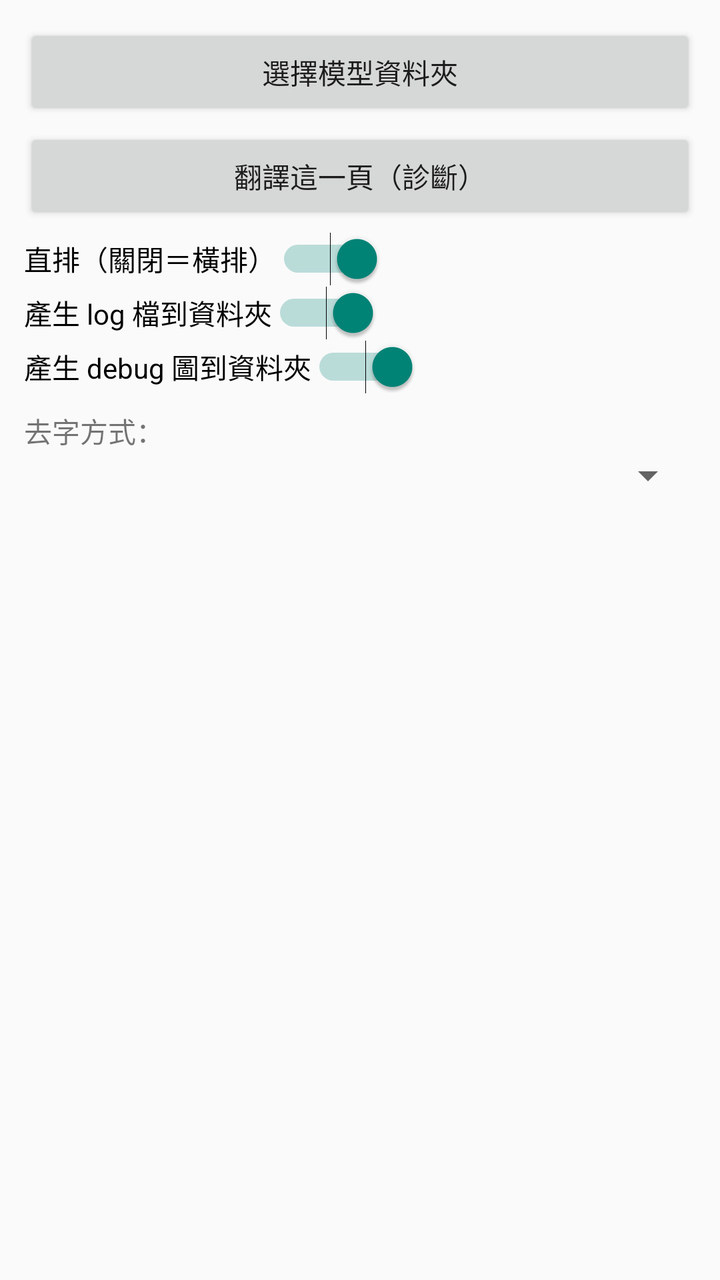
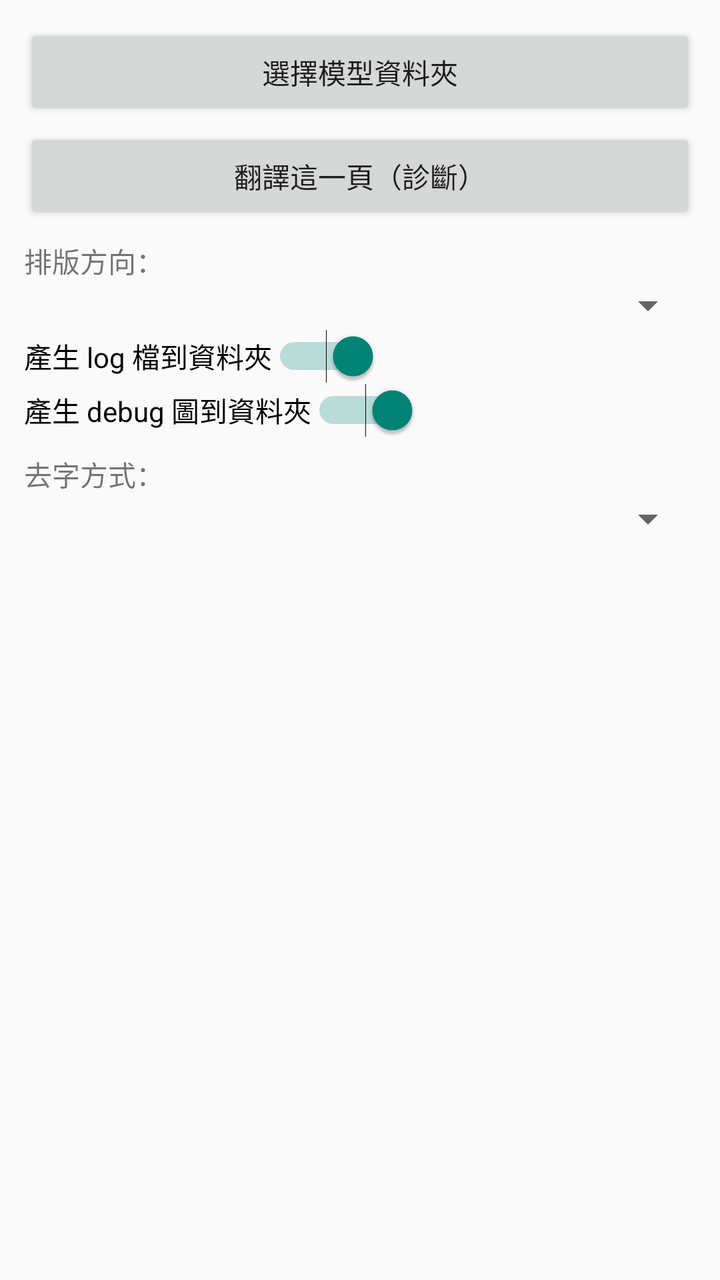

Screens rendered from an Android XML layout before and after an edit, with the pre-edit source and the edit as a unified diff.
<!-- AndroidManifest.xml: application theme Theme.AppCompat.DayNight.NoActionBar -->
<!-- res/layout/activity_main.xml -->
<?xml version="1.0" encoding="utf-8"?>
<ScrollView xmlns:android="http://schemas.android.com/apk/res/android"
    android:id="@+id/scroll"
    android:layout_width="match_parent"
    android:layout_height="match_parent"
    android:fillViewport="true">

    <LinearLayout
        android:id="@+id/container"
        android:layout_width="match_parent"
        android:layout_height="wrap_content"
        android:orientation="vertical"
        android:padding="12dp">

        <Button
            android:id="@+id/pickFolderButton"
            android:layout_width="match_parent"
            android:layout_height="wrap_content"
            android:text="選擇模型資料夾" />

        <Button
            android:id="@+id/detectButton"
            android:layout_width="match_parent"
            android:layout_height="wrap_content"
            android:layout_marginTop="4dp"
            android:text="翻譯這一頁（診斷）" />

        <Switch
            android:id="@+id/verticalSwitch"
            android:layout_width="wrap_content"
            android:layout_height="wrap_content"
            android:layout_marginTop="4dp"
            android:checked="true"
            android:text="直排（關閉＝橫排）" />

        <Switch
            android:id="@+id/genLogSwitch"
            android:layout_width="wrap_content"
            android:layout_height="wrap_content"
            android:checked="true"
            android:text="產生 log 檔到資料夾" />

        <Switch
            android:id="@+id/genImgSwitch"
            android:layout_width="wrap_content"
            android:layout_height="wrap_content"
            android:checked="true"
            android:text="產生 debug 圖到資料夾" />

        <TextView
            android:id="@+id/inpaintLabel"
            android:layout_width="wrap_content"
            android:layout_height="wrap_content"
            android:layout_marginTop="8dp"
            android:text="去字方式：" />

        <Spinner
            android:id="@+id/inpaintSpinner"
            android:layout_width="match_parent"
            android:layout_height="wrap_content" />

        <TextView
            android:id="@+id/logText"
            android:layout_width="match_parent"
            android:layout_height="wrap_content"
            android:layout_marginTop="8dp"
            android:fontFamily="monospace"
            android:textSize="12sp"
            android:textIsSelectable="true"
            android:text="" />

    </LinearLayout>
</ScrollView>
<!-- resources referenced by this layout -->
<resources>

</resources>

<!-- the commit's change to res/layout/activity_main.xml (unified diff, before → after) -->
@@ -25,13 +25,17 @@
             android:layout_marginTop="4dp"
             android:text="翻譯這一頁（診斷）" />
 
-        <Switch
-            android:id="@+id/verticalSwitch"
+        <TextView
+            android:id="@+id/orientLabel"
             android:layout_width="wrap_content"
             android:layout_height="wrap_content"
-            android:layout_marginTop="4dp"
-            android:checked="true"
-            android:text="直排（關閉＝橫排）" />
+            android:layout_marginTop="8dp"
+            android:text="排版方向：" />
+
+        <Spinner
+            android:id="@+id/orientSpinner"
+            android:layout_width="match_parent"
+            android:layout_height="wrap_content" />
 
         <Switch
             android:id="@+id/genLogSwitch"
